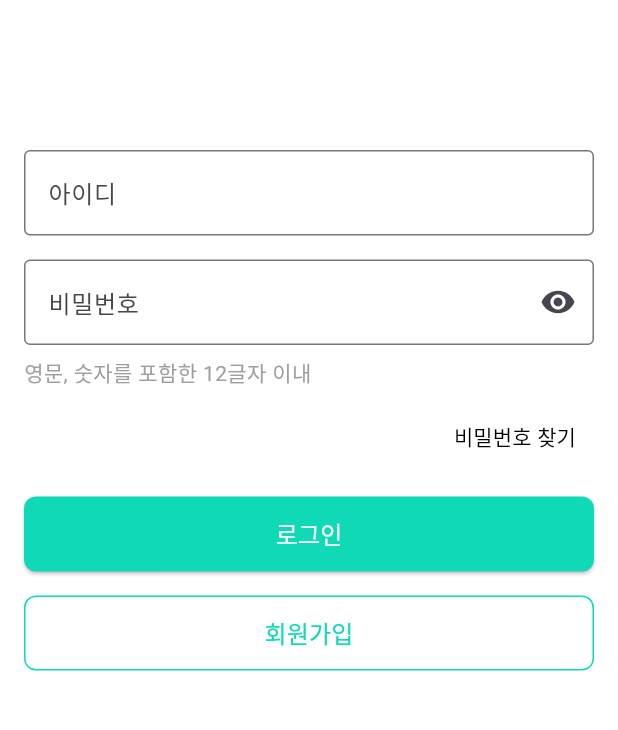
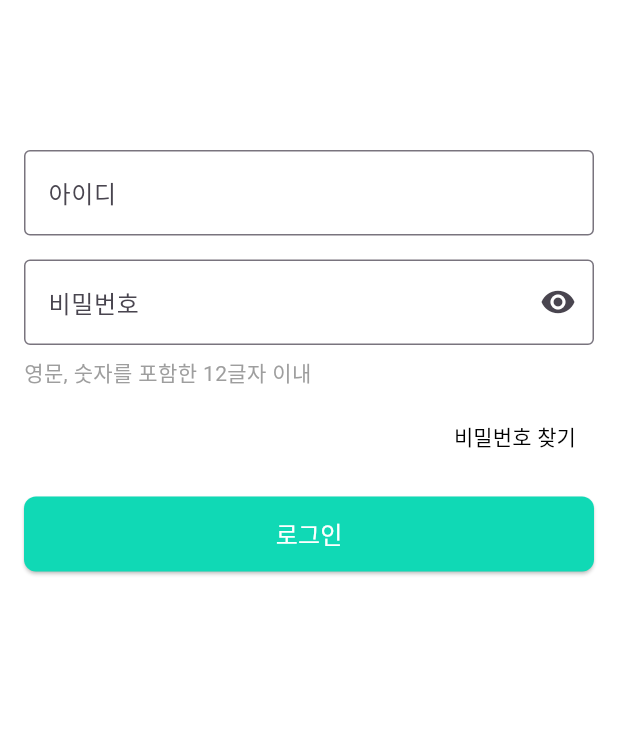
Before and after one commit to THePhanT00M/shcrm, a Flutter app: the screen it shows after launch, after a tap on "로그인", on a phone screen of 412 x 824 dp, the part 228-958 px from its top. Run offline on Flutter 3.47's test engine with Material 3 defaults, Android fonts, the phone set to English and light mode, and no system bars; our stand-ins replace connectivity_plus, device_info_plus, firebase_core, flutter_secure_storage, flutter_svg, font_awesome_flutter and 2 more; missing offline and left inert: dart_jsonwebtoken, image_gallery_saver_plus; accounts and stored records are empty; project files that could hold a hidden picture were left out.

```diff
--- a/lib/screens/login_screen.dart
+++ b/lib/screens/login_screen.dart
@@ -243,25 +243,25 @@ class _LoginScreenState extends State<LoginScreen> {
                   ),
                 ),
               ),
-              SizedBox(height: 16),
-              // 회원가입 버튼 (현재 주석 처리됨)
-              OutlinedButton(
-                onPressed: () {
-                  // 회원가입 페이지로 이동하는 코드 추가
-                },
-                child: Text(
-                  '회원가입',
-                  style: TextStyle(fontSize: 16),
-                ),
-                style: OutlinedButton.styleFrom(
-                  minimumSize: Size(double.infinity, 50),
-                  foregroundColor: Color(0xFF10D9B5),
-                  side: BorderSide(color: Color(0xFF10D9B5)),
-                  shape: RoundedRectangleBorder(
-                    borderRadius: BorderRadius.circular(8),
-                  ),
-                ),
-              ),
+              //SizedBox(height: 16),
+              //// 회원가입 버튼 (현재 주석 처리됨)
+              //OutlinedButton(
+              //  onPressed: () {
+              //    // 회원가입 페이지로 이동하는 코드 추가
+              //  },
+              //  child: Text(
+              //    '회원가입',
+              //    style: TextStyle(fontSize: 16),
+              //  ),
+              //  style: OutlinedButton.styleFrom(
+              //    minimumSize: Size(double.infinity, 50),
+              //    foregroundColor: Color(0xFF10D9B5),
+              //    side: BorderSide(color: Color(0xFF10D9B5)),
+              //    shape: RoundedRectangleBorder(
+              //      borderRadius: BorderRadius.circular(8),
+              //    ),
+              //  ),
+              //),
             ],
           ),
         ),
```
